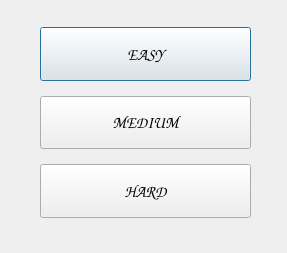
dmitrykitty/hang-game, file GUI/Forms/difficultydialog.ui: the form before one commit.
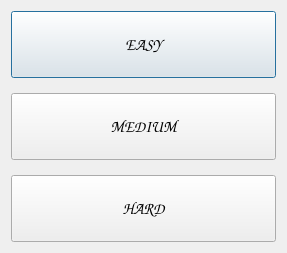
The form after the commit.

The edit to the form file:
```diff
--- a/GUI/Forms/difficultydialog.ui
+++ b/GUI/Forms/difficultydialog.ui
@@ -13,15 +13,8 @@
   <property name="windowTitle">
    <string>Choose difficulty</string>
   </property>
-  <widget class="QWidget" name="verticalLayoutWidget">
-   <property name="geometry">
-    <rect>
-     <x>40</x>
-     <y>27</y>
-     <width>211</width>
-     <height>191</height>
-    </rect>
-   </property>
+  <layout class="QVBoxLayout" name="verticalLayout_2">
+   <item>
    <layout class="QVBoxLayout" name="verticalLayout">
     <property name="spacing">
      <number>15</number>
@@ -87,7 +80,8 @@
      </widget>
     </item>
    </layout>
-  </widget>
+   </item>
+  </layout>
  </widget>
  <resources/>
  <connections/>
```
Left out of the diff: 2 changed lines with no effect on the pictures. Lines whose indentation alone changed are shown as unchanged.
